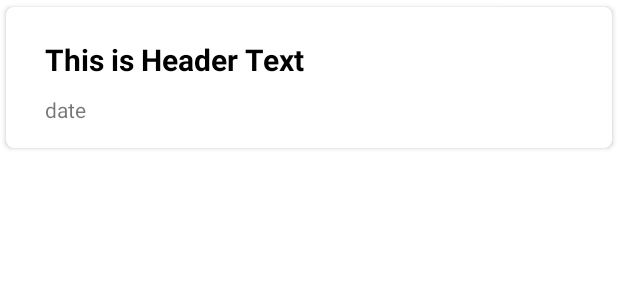
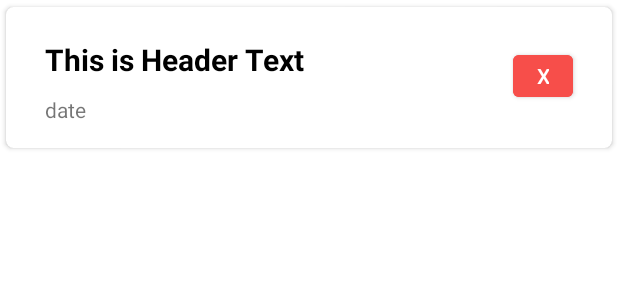
Before and after one commit to serifeturksever/FRIENDER, an Android app: the layout single_row_design.xml on its own in the app's theme, with its tools: preview values and no code run, on a phone screen of 412 x 824 dp. Shown: the top 300 px of the screen. Run offline under Robolectric (Android 15) with nearby library versions, the phone set to English and light mode, and no system bars.

Commit message:
oda silme yapıldı

```diff
--- a/app/src/main/java/com/example/authentication/DataModel.java
+++ b/app/src/main/java/com/example/authentication/DataModel.java
@@ -3,10 +3,12 @@ package com.example.authentication;
 public class DataModel { // room object model
     String header; // room name
     String date;
+    String category;
 
-    public DataModel(String header,String date) {
+    public DataModel(String header,String date,String category) {
         this.header = header;
         this.date = date;
+        this.category = category;
     }
     public String getHeader() {
         return header;
@@ -20,4 +22,5 @@ public class DataModel { // room object model
     public void setDate(String date) {
         this.date = date;
     } // set room name
+    public String getCategory() { return category; } // set room name
 }
--- a/app/src/main/java/com/example/authentication/MainActivity.java
+++ b/app/src/main/java/com/example/authentication/MainActivity.java
@@ -16,8 +16,12 @@ import android.widget.Toast;
 
 import com.google.firebase.auth.FirebaseAuth;
 import com.google.firebase.auth.FirebaseUser;
+import com.google.firebase.database.DataSnapshot;
+import com.google.firebase.database.DatabaseError;
 import com.google.firebase.database.DatabaseReference;
 import com.google.firebase.database.FirebaseDatabase;
+import com.google.firebase.database.Query;
+import com.google.firebase.database.ValueEventListener;
 
 import org.w3c.dom.Text;
 
--- a/app/src/main/res/layout/single_row_design.xml
+++ b/app/src/main/res/layout/single_row_design.xml
@@ -8,6 +8,7 @@
     app:cardUseCompatPadding="true">
 
     <RelativeLayout
+        android:id="@+id/singleRow"
         android:layout_width="match_parent"
         android:layout_height="wrap_content"
         android:padding="16dp">
@@ -15,7 +16,7 @@
 
         <TextView
             android:id="@+id/emailText"
-            android:layout_width="match_parent"
+            android:layout_width="wrap_content"
             android:layout_height="wrap_content"
             android:layout_alignParentStart="true"
             android:layout_alignParentTop="true"
@@ -38,6 +39,19 @@
             android:layout_marginTop="10dp"
             android:text="date" />
 
+        <Button
+            android:id="@+id/btnDelete"
+            android:layout_width="40dp"
+            android:layout_height="40dp"
+            android:layout_alignParentTop="true"
+            android:layout_alignParentEnd="true"
+            android:layout_centerHorizontal="true"
+            android:layout_marginTop="10dp"
+            android:layout_marginEnd="10dp"
+            android:backgroundTint="@color/red"
+            android:text="x" />
+
+
     </RelativeLayout>
 
 </androidx.cardview.widget.CardView>
```
Also changed, not shown: app/src/main/java/com/example/authentication/DataFragment.java (+7 -29 lines), app/src/main/java/com/example/authentication/MyAdapter.java (+63 -1 lines).
